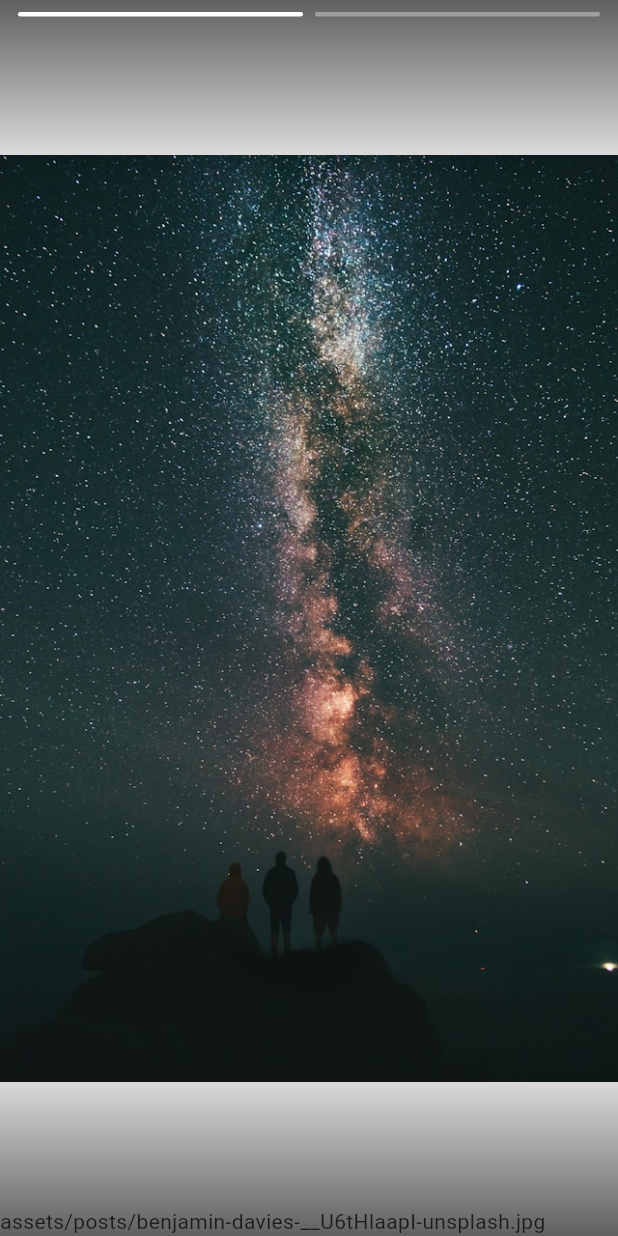
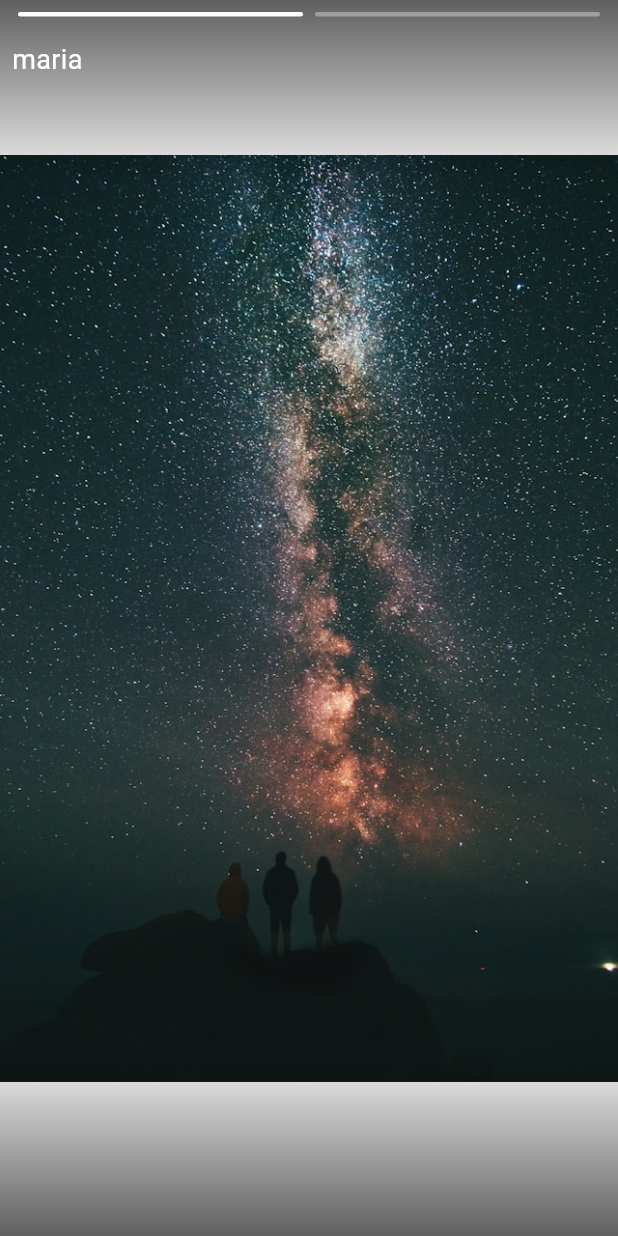
Before and after one commit to IzacPS/updates, a Flutter app: the screen it shows after launch, after a tap on "maria", on a phone screen of 412 x 824 dp. Run offline on Flutter 3.47's test engine with Material 3 defaults, Android fonts, the phone set to English and light mode, and no system bars; our stand-ins replace infinite_scroll_pagination, skeletonizer.

```diff
--- a/example/lib/main.dart
+++ b/example/lib/main.dart
@@ -1,105 +1,3 @@
-// import 'dart:math';
-//
-// import 'package:flutter/material.dart';
-//
-// void main() => runApp(MyApp());
-//
-// class MyApp extends StatelessWidget {
-//   @override
-//   Widget build(BuildContext context) {
-//     return MaterialApp(
-//         title: 'Flutter 3D transition',
-//         theme: ThemeData(
-//           primarySwatch: Colors.green,
-//         ),
-//         home: Page1());
-//   }
-// }
-//
-// class Page1 extends StatelessWidget {
-//   @override
-//   Widget build(BuildContext context) {
-//     return Scaffold(
-//       backgroundColor: Colors.blue[50],
-//       body: Center(
-//         child: ElevatedButton(
-//           onPressed: () => Navigator.of(context).pushReplacement(
-//             Pseudo3dRouteBuilder(this, Page2()),
-//           ),
-//           child: Text('change the page'),
-//         ),
-//       ),
-//     );
-//   }
-// }
-//
-// class Page2 extends StatelessWidget {
-//   @override
-//   Widget build(BuildContext context) {
-//     return Scaffold(
-//       backgroundColor: Colors.pink[50],
-//       body: Center(
-//         child: ElevatedButton(
-//           onPressed: () => Navigator.of(context).pushReplacement(
-//             Pseudo3dRouteBuilder(this, Page1()),
-//           ),
-//           child: Text('change the page'),
-//         ),
-//       ),
-//     );
-//   }
-// }
-//
-// class Pseudo3dRouteBuilder extends PageRouteBuilder {
-//   final Widget enterPage;
-//   final Widget exitPage;
-//   Pseudo3dRouteBuilder(this.exitPage, this.enterPage)
-//       : super(
-//           pageBuilder: (context, animation, secondaryAnimation) => enterPage,
-//           transitionsBuilder: _transitionsBuilder(exitPage, enterPage),
-//         );
-//
-//   static _transitionsBuilder(exitPage, enterPage) =>
-//       (context, animation, secondaryAnimation, child) {
-//         return Stack(
-//           children: <Widget>[
-//             SlideTransition(
-//               position: Tween<Offset>(
-//                 begin: Offset.zero,
-//                 end: Offset(-1.0, 0.0),
-//               ).animate(animation),
-//               child: Container(
-//                 color: Colors.white,
-//                 child: Transform(
-//                   transform: Matrix4.identity()
-//                     ..setEntry(3, 2, 0.003)
-//                     ..rotateY(pi / 2 * animation.value),
-//                   alignment: FractionalOffset.centerRight,
-//                   child: exitPage,
-//                 ),
-//               ),
-//             ),
-//             SlideTransition(
-//               position: Tween<Offset>(
-//                 begin: Offset(1.0, 0.0),
-//                 end: Offset.zero,
-//               ).animate(animation),
-//               child: Container(
-//                 color: Colors.white,
-//                 child: Transform(
-//                   transform: Matrix4.identity()
-//                     ..setEntry(3, 2, 0.003)
-//                     ..rotateY(pi / 2 * (animation.value - 1)),
-//                   alignment: FractionalOffset.centerLeft,
-//                   child: enterPage,
-//                 ),
-//               ),
-//             )
-//           ],
-//         );
-//       };
-// }
-
 import 'package:flutter/material.dart';
 import 'package:updates/updates.dart';
 
@@ -156,6 +54,7 @@ class App extends StatelessWidget {
   @override
   Widget build(BuildContext context) {
     return MaterialApp(
+      debugShowCheckedModeBanner: false,
       title: 'Flutter Demo',
       theme: ThemeData(
         useMaterial3: true,
@@ -188,7 +87,8 @@ class _TestUpdatesState extends State<TestUpdates> {
   Widget build(BuildContext context) {
     return Scaffold(
       body: SafeArea(
-        child: Updates<Data, String>(
+        child: Center(
+          child: Updates<Data, (String, String)>(
             controller: _controller,
             statusColorBuilder: (context, item) {
               return Colors.orange;
@@ -201,77 +101,25 @@ class _TestUpdatesState extends State<TestUpdates> {
             },
             backgroundBuilder: (context, item) {
               return Container(
-                color: Colors.grey[200], child: Image.asset(item ?? ""));
+                  color: Colors.grey[200], child: Image.asset(item?.$2 ?? ""));
             },
             foregroundBuilder: (context, item) {
               return Align(
-                alignment: Alignment.bottomLeft, child: Text(item.toString()));
+                  alignment: Alignment.topLeft,
+                  child: Padding(
+                    padding: const EdgeInsets.all(8.0),
+                    child: Text(
+                      item?.$1 ?? "",
+                      style: TextStyle(fontSize: 18, color: Colors.white),
+                    ),
+                  ));
             },
             generateContentData: (item) {
-            return item?.content ?? [];
+              return item?.content.map((e) => (item.name, e)).toList() ?? [];
             },
+          ),
         ),
       ),
     );
   }
 }
-
-// // class _TestUpdatesState extends State<TestUpdates> {
-// //   late final ContentController _controller;
-// //
-// //   @override
-// //   void initState() {
-// //     super.initState();
-// //     _controller = ContentController(numItems: 3);
-// //     _controller.addOnMaxIndexCallback(() {
-// //       debugPrint("-------------- reached max");
-// //     });
-// //     _controller.addOnMinIndexCallback(() {
-// //       debugPrint("-------------- reached min");
-// //     });
-// //   }
-// //
-// //   @override
-// //   Widget build(BuildContext context) {
-// //     return Scaffold(
-// //       appBar: AppBar(backgroundColor: Colors.black),
-// //       body: SafeArea(
-// //         child: Content<String>(
-// //           contentController: _controller,
-// //           items: ["data 1", "data 2", "data 3"],
-// //           backgroundBuilder: (context, content) {
-// //             return Center(
-// //               child: Text(content!),
-// //             );
-// //           },
-// //           foregroundBuilder: (context, content, index) {
-// //             return Align(
-// //                 alignment: Alignment.topCenter,
-// //                 child: Text("content: $content"));
-// //           },
-// //         ),
-// //       ),
-// //       bottomNavigationBar: SizedBox(
-// //         height: 54,
-// //         child: Padding(
-// //           padding: const EdgeInsets.all(8.0),
-// //           child: Row(
-// //             mainAxisAlignment: MainAxisAlignment.spaceBetween,
-// //             children: [
-// //               ElevatedButton.icon(
-// //                   onPressed: () {
-// //                     _controller.previous();
-// //                   },
-// //                   label: Icon(Icons.keyboard_arrow_left)),
-// //               ElevatedButton.icon(
-// //                   onPressed: () {
-// //                     _controller.next();
-// //                   },
-// //                   label: Icon(Icons.keyboard_arrow_right)),
-// //             ],
-// //           ),
-// //         ),
-// //       ),
-// //     );
-// //   }
-// // }
```
Also changed, not shown: example/pubspec.lock, 125 other files. Lines whose indentation alone changed are shown as unchanged.
